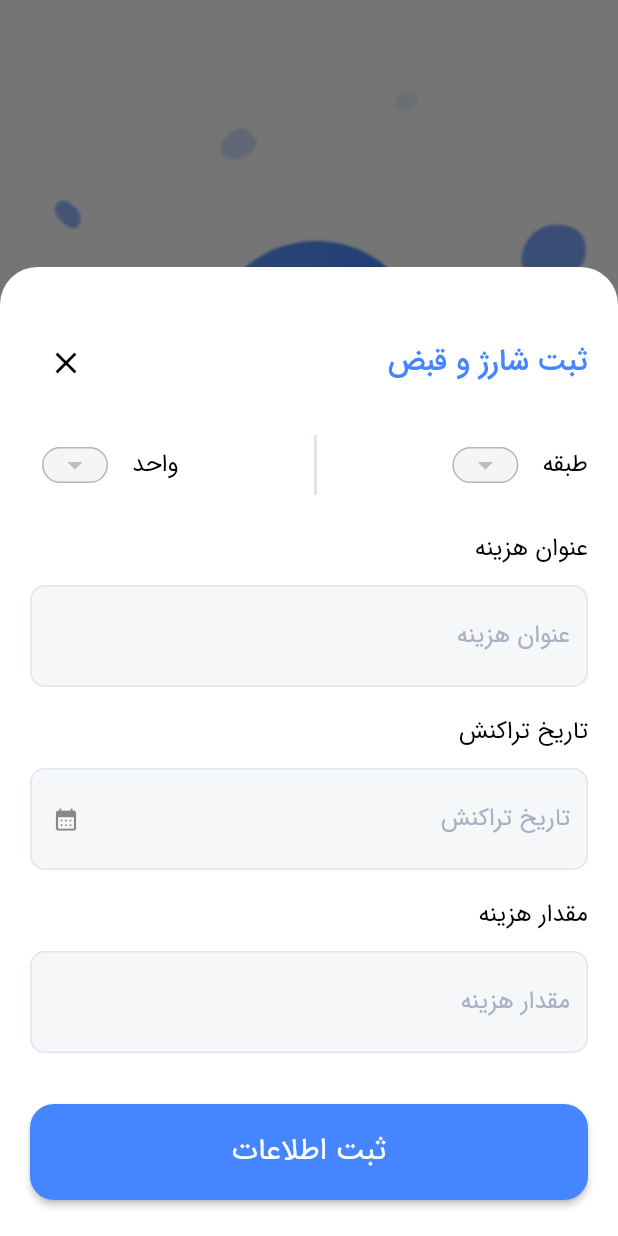
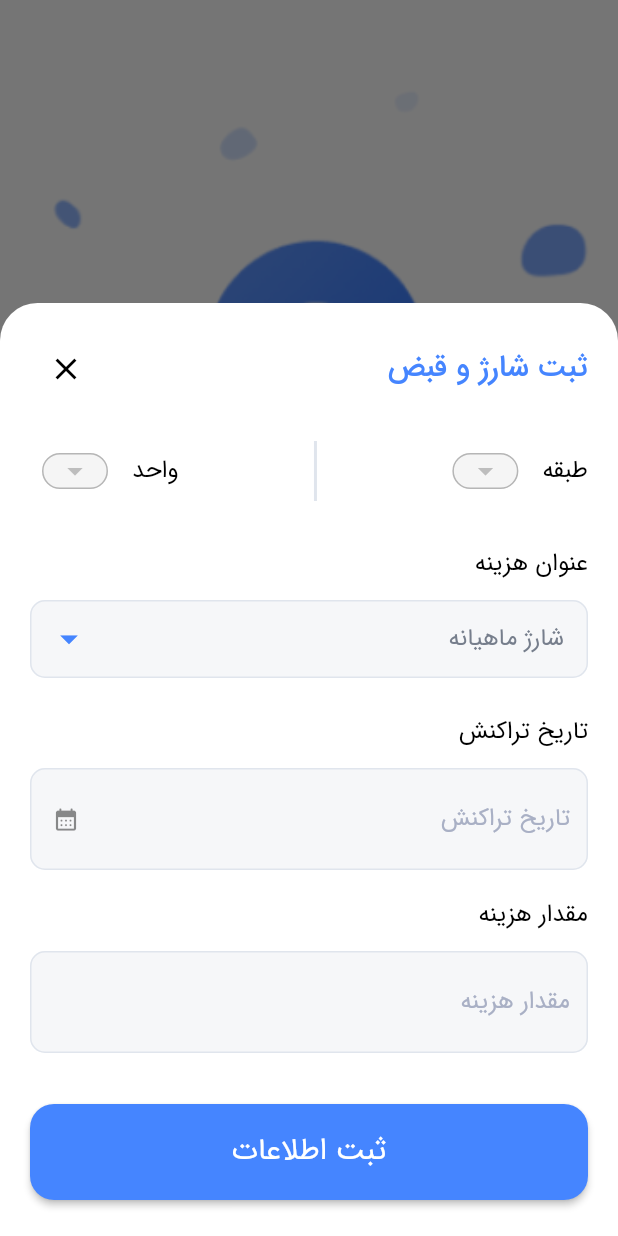
Before and after one commit to Hiwa-Shaloudegi/HomeSweet, a Flutter app: the ChargePage screen opened by its route, after a tap on the "add" icon, on a phone screen of 412 x 824 dp. Run offline on Flutter 3.47's test engine with Material 2 defaults, Android fonts, the phone set to English and light mode, and no system bars; our stand-ins replace get, get_storage, sqflite; missing offline and left inert: persian_datetime_picker; accounts and stored records are empty.

Commit message:
Create custom charge dropdown button

```diff
--- a/lib/controllers/charge_controller.dart
+++ b/lib/controllers/charge_controller.dart
@@ -14,7 +14,7 @@ class ChargeController extends GetxController {
   // Form
   var floorDropdownButtonValue = 1;
   var unitNumberDropdownButtonValue = 1;
-  final titleTextController = TextEditingController();
+  String? titleDropDownFieldValue = 'شارژ ماهیانه';
   final dateTextController = TextEditingController();
   final amountTextController = TextEditingController();
 
@@ -29,8 +29,7 @@ class ChargeController extends GetxController {
   Charge? chargeToUpdate;
 
   // OnSaved
-  void titleOnSaved(String? newValue) =>
-      title = titleTextController.text.trim();
+  void titleDropDownOnSaved(String? newValue) => title = newValue!;
 
   void dateOnSaved(String? newValue) => date = dateTextController.text.trim();
 
@@ -41,6 +40,8 @@ class ChargeController extends GetxController {
       unitNumber = unitNumberDropdownButtonValue;
 
   void floorDropdownButtonOnSaved() => floorNumber = floorDropdownButtonValue;
+
+  void titleDropDownFieldOnSaved() => title = titleDropDownFieldValue!;
 
   // OnChanged
   void Function(int?)? floorDropdownButtonOnChanged(newValue) {
@@ -57,6 +58,13 @@ class ChargeController extends GetxController {
     return null;
   }
 
+  void Function(int?)? titleDropDownFieldOnChanged(newValue) {
+    titleDropDownFieldValue = newValue;
+    title = titleDropDownFieldValue!;
+    update();
+    return null;
+  }
+
   bool validate() => formKey.currentState!.validate();
 
   void saveChargeInputs() {
@@ -68,11 +76,11 @@ class ChargeController extends GetxController {
   void resetForm() {
     formKey.currentState!.reset();
 
-    titleTextController.clear();
+    titleDropDownFieldValue = 'شارژ ماهیانه';
     dateTextController.clear();
     amountTextController.clear();
 
-    title = '';
+    // title = '';
     date = '';
     amount = 0;
 
@@ -154,6 +162,8 @@ class ChargeController extends GetxController {
       resetForm();
     } catch (e) {
       throw Exception('CATCH ERROR: $e');
+    } finally {
+      update();
     }
   }
 
--- a/lib/screens/charge/charge_page.dart
+++ b/lib/screens/charge/charge_page.dart
@@ -46,8 +46,7 @@ class ChargePage extends StatelessWidget {
                           onSaved: null,
                         ),
                       ),
-                      SizedBox(
-                        height: Get.height * 0.79, //!
+                      Expanded(
                         child: ListView.separated(
                           physics: const BouncingScrollPhysics(),
                           itemCount: chargeController.allCharges.length,
--- /dev/null
+++ b/lib/screens/charge/widgets/charge_dropdown_button_field.dart
@@ -0,0 +1,53 @@
+import 'package:flutter/material.dart';
+import 'package:get/get.dart';
+
+import '../../../constants/colors.dart';
+import '../../../controllers/charge_controller.dart';
+
+class ChargeDropdownButtonField extends StatelessWidget {
+  ChargeDropdownButtonField({
+    super.key,
+  });
+  final chargeController = Get.put(ChargeController());
+
+  @override
+  Widget build(BuildContext context) {
+    return DropdownButtonFormField(
+      itemHeight: 48,
+      borderRadius: BorderRadius.circular(24),
+      iconEnabledColor: AppColors.primaryColor,
+      iconSize: 28,
+      value: 'شارژ ماهیانه',
+      items: const [
+        DropdownMenuItem(
+          value: 'شارژ ماهیانه',
+          child: Text('شارژ ماهیانه'),
+        ),
+        DropdownMenuItem(
+          value: 'قبض آب',
+          child: Text('قبض آب'),
+        ),
+        DropdownMenuItem(
+          value: 'قبض برق',
+          child: Text('قبض برق'),
+        ),
+        DropdownMenuItem(
+          value: 'قبض گاز',
+          child: Text('قبض گاز'),
+        ),
+      ],
+      onSaved: (newValue) => chargeController.titleDropDownOnSaved(newValue),
+      onChanged: (newValue) =>
+          chargeController.titleDropDownFieldOnChanged(newValue),
+      decoration: InputDecoration(
+        border: OutlineInputBorder(
+          borderRadius: BorderRadius.circular(10),
+        ),
+        contentPadding: const EdgeInsets.symmetric(
+          horizontal: 16,
+          vertical: 12,
+        ),
+      ),
+    );
+  }
+}
--- a/lib/screens/charge/widgets/charge_form.dart
+++ b/lib/screens/charge/widgets/charge_form.dart
@@ -11,6 +11,7 @@ import '../../../widgets/custom_dropdown.dart';
 import '../../../widgets/form_bottomsheet_header.dart';
 import '../../auth/widgets/custom_text_field.dart';
 import '../../auth/widgets/save_button.dart';
+import 'charge_dropdown_button_field.dart';
 
 class ChargeForm extends StatelessWidget {
   ChargeForm({super.key});
@@ -29,7 +30,7 @@ class ChargeForm extends StatelessWidget {
           ),
           child: Container(
             padding: EdgeInsets.only(
-              top: 32.0, //! not responsible.
+              top: 12, //! not responsible.
               bottom: MediaQuery.of(context).viewInsets.bottom + 16.0,
             ),
             child: Form(
@@ -79,14 +80,40 @@ class ChargeForm extends StatelessWidget {
                     ),
                   ),
                   const SizedBox(height: 16),
-                  CustomTextField(
-                    controller: chargeController.titleTextController,
-                    hintText: 'عنوان هزینه',
-                    keyboardType: TextInputType.text,
-                    validator: Validators.textInputValidator,
-                    onSaved: (newValue) =>
-                        chargeController.titleOnSaved(newValue),
+                  Padding(
+                    padding: const EdgeInsets.symmetric(vertical: 16),
+                    child: Column(
+                      crossAxisAlignment: CrossAxisAlignment.start,
+                      children: [
+                        Text(
+                          'عنوان هزینه',
+                          style: Theme.of(context).textTheme.bodyMedium,
+                        ),
+                        const SizedBox(height: 14),
+                        Container(
+                          // height:
+                          //     70, // set the height of the Container to your desired value
+                          // decoration: BoxDecoration(
+                          //   borderRadius: BorderRadius.circular(10),
+                          //   border: Border.all(
+                          //     color: Theme.of(context).dividerColor,
+                          //     width: 1,
+                          //   ),
+                          // ),
+                          //TODO: increase the height.
+                          child: ChargeDropdownButtonField(),
+                        ),
+                      ],
+                    ),
                   ),
+                  // CustomTextField(
+                  //   controller: chargeController.titleTextController,
+                  //   hintText: 'عنوان هزینه',
+                  //   keyboardType: TextInputType.text,
+                  //   validator: Validators.textInputValidator,
+                  //   onSaved: (newValue) =>
+                  //       chargeController.titleOnSaved(newValue),
+                  // ),
                   CustomTextField.datePicker(
                     controller: chargeController.dateTextController,
                     onTap: () async {
```
